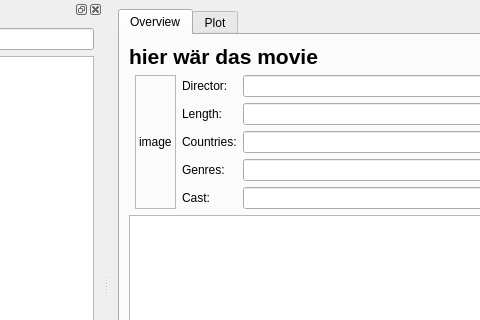
Qt form playground/qtgui.ui (bordstein/hamster) before a commit; both pictures show x 171 to 651 and y 0 to 320 of the 879 by 589 pixel window.
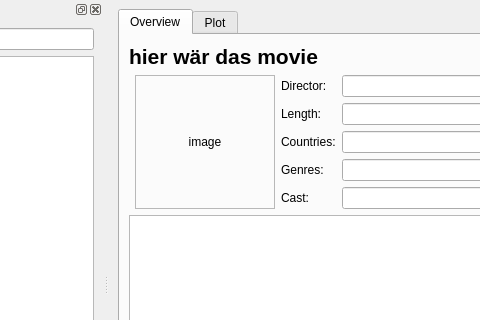
The same form after that commit. Icons and pictures are not drawn.

Commit message: fixed width of image label

```diff
--- a/playground/qtgui.ui
+++ b/playground/qtgui.ui
@@ -280,6 +280,18 @@
         </item>
         <item row="2" column="1" rowspan="5">
          <widget class="QLabel" name="l_img">
+          <property name="sizePolicy">
+           <sizepolicy hsizetype="Fixed" vsizetype="Preferred">
+            <horstretch>0</horstretch>
+            <verstretch>0</verstretch>
+           </sizepolicy>
+          </property>
+          <property name="minimumSize">
+           <size>
+            <width>140</width>
+            <height>0</height>
+           </size>
+          </property>
           <property name="maximumSize">
            <size>
             <width>16777215</width>
@@ -295,6 +307,9 @@
           <property name="scaledContents">
            <bool>false</bool>
           </property>
+          <property name="alignment">
+           <set>Qt::AlignCenter</set>
+          </property>
           <property name="margin">
            <number>4</number>
           </property>
```
Left out of the diff: 6 changed lines with no effect on the pictures.
